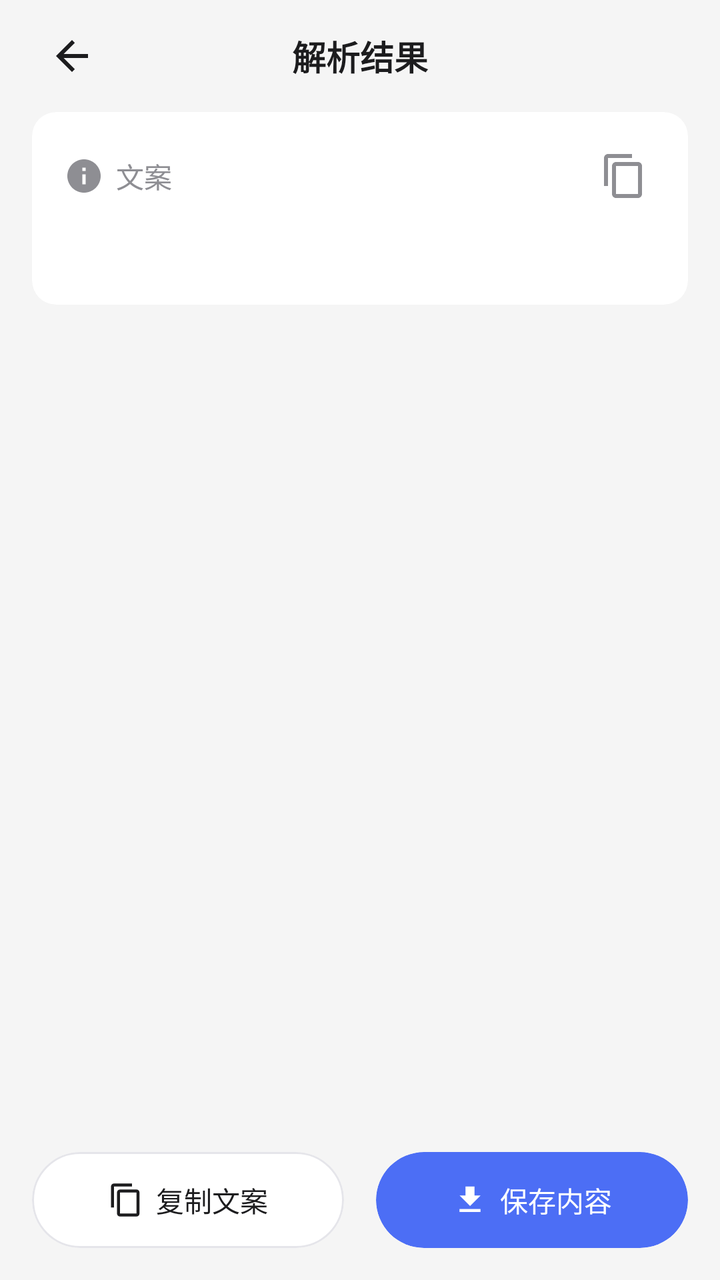
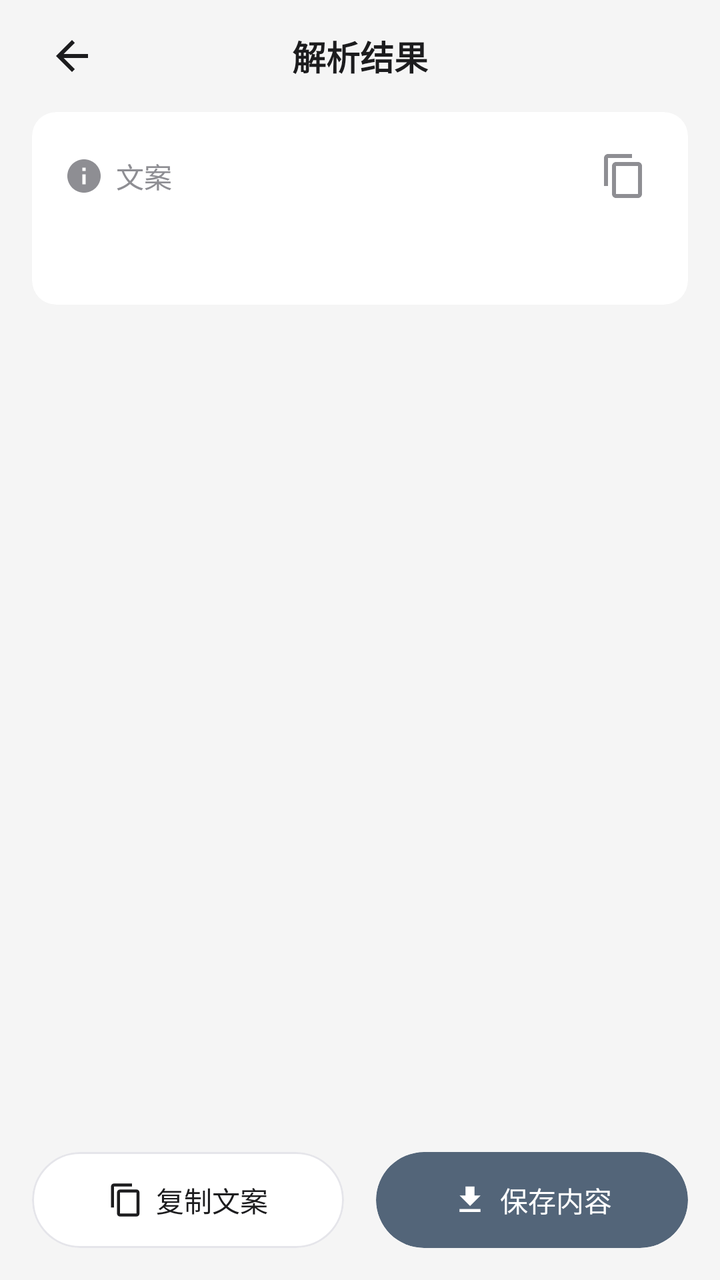

Compare the two renders of this Android layout. The source of the first and the diff that turns it into the second are given below.
<!-- AndroidManifest.xml: application theme Theme.YunoTools -->
<!-- res/layout/activity_image_set_result.xml -->
<?xml version="1.0" encoding="utf-8"?>
<LinearLayout xmlns:android="http://schemas.android.com/apk/res/android"
    xmlns:app="http://schemas.android.com/apk/res-auto"
    android:layout_width="match_parent"
    android:layout_height="match_parent"
    android:orientation="vertical"
    android:background="#F5F5F5">

    
    <LinearLayout
        android:layout_width="match_parent"
        android:layout_height="56dp"
        android:gravity="center_vertical"
        android:orientation="horizontal"
        android:paddingHorizontal="16dp"
        android:background="#F5F5F5">

        <ImageButton
            android:id="@+id/btnBack"
            android:layout_width="40dp"
            android:layout_height="40dp"
            android:background="?attr/selectableItemBackgroundBorderless"
            android:src="@drawable/ic_back"
            app:tint="#1C1C1E" />

        <TextView
            android:layout_width="0dp"
            android:layout_height="wrap_content"
            android:layout_weight="1"
            android:gravity="center"
            android:text="解析结果"
            android:textColor="#1C1C1E"
            android:textSize="17sp"
            android:textStyle="bold" />

        <View
            android:layout_width="40dp"
            android:layout_height="40dp" />
    </LinearLayout>

    <androidx.core.widget.NestedScrollView
        android:layout_width="match_parent"
        android:layout_height="0dp"
        android:layout_weight="1"
        android:fillViewport="true"
        android:overScrollMode="never">

        <LinearLayout
            android:layout_width="match_parent"
            android:layout_height="wrap_content"
            android:orientation="vertical"
            android:paddingHorizontal="16dp"
            android:paddingBottom="24dp">

            
            <com.google.android.material.card.MaterialCardView
                android:layout_width="match_parent"
                android:layout_height="wrap_content"
                android:layout_marginBottom="16dp"
                app:cardBackgroundColor="@android:color/white"
                app:cardCornerRadius="12dp"
                app:cardElevation="0dp"
                app:strokeWidth="0dp">

                <LinearLayout
                    android:layout_width="match_parent"
                    android:layout_height="wrap_content"
                    android:orientation="vertical"
                    android:padding="16dp">

                    <LinearLayout
                        android:layout_width="match_parent"
                        android:layout_height="wrap_content"
                        android:gravity="center_vertical"
                        android:orientation="horizontal">

                        <ImageView
                            android:layout_width="20dp"
                            android:layout_height="20dp"
                            android:src="@drawable/ic_info"
                            app:tint="#8E8E93" />

                        <TextView
                            android:layout_width="0dp"
                            android:layout_height="wrap_content"
                            android:layout_weight="1"
                            android:layout_marginStart="6dp"
                            android:text="文案"
                            android:textColor="#8E8E93"
                            android:textSize="14sp" />

                        <ImageButton
                            android:id="@+id/btnCopyContent"
                            android:layout_width="32dp"
                            android:layout_height="32dp"
                            android:background="?attr/selectableItemBackgroundBorderless"
                            android:src="@drawable/ic_copy"
                            app:tint="#8E8E93" />
                    </LinearLayout>

                    <TextView
                        android:id="@+id/tvContent"
                        android:layout_width="match_parent"
                        android:layout_height="wrap_content"
                        android:layout_marginTop="12dp"
                        android:text=""
                        android:textColor="#1C1C1E"
                        android:textSize="15sp"
                        android:lineSpacingMultiplier="1.3" />
                </LinearLayout>
            </com.google.android.material.card.MaterialCardView>

            
            <androidx.recyclerview.widget.RecyclerView
                android:id="@+id/rvImages"
                android:layout_width="match_parent"
                android:layout_height="wrap_content"
                android:overScrollMode="never" />
        </LinearLayout>
    </androidx.core.widget.NestedScrollView>

    
    <LinearLayout
        android:layout_width="match_parent"
        android:layout_height="wrap_content"
        android:orientation="horizontal"
        android:padding="16dp"
        android:background="#F5F5F5">

        <com.google.android.material.card.MaterialCardView
            android:id="@+id/btnCopyText"
            android:layout_width="0dp"
            android:layout_height="48dp"
            android:layout_weight="1"
            android:layout_marginEnd="8dp"
            app:cardBackgroundColor="@android:color/white"
            app:cardCornerRadius="24dp"
            app:cardElevation="0dp"
            app:strokeColor="#E5E5EA"
            app:strokeWidth="1dp">

            <LinearLayout
                android:layout_width="match_parent"
                android:layout_height="match_parent"
                android:gravity="center"
                android:orientation="horizontal">

                <ImageView
                    android:layout_width="18dp"
                    android:layout_height="18dp"
                    android:src="@drawable/ic_copy"
                    app:tint="#1C1C1E" />

                <TextView
                    android:layout_width="wrap_content"
                    android:layout_height="wrap_content"
                    android:layout_marginStart="6dp"
                    android:text="复制文案"
                    android:textColor="#1C1C1E"
                    android:textSize="14sp" />
            </LinearLayout>
        </com.google.android.material.card.MaterialCardView>

        <com.google.android.material.card.MaterialCardView
            android:id="@+id/btnSaveContent"
            android:layout_width="0dp"
            android:layout_height="48dp"
            android:layout_weight="1"
            android:layout_marginStart="8dp"
            app:cardBackgroundColor="#4C6EF5"
            app:cardCornerRadius="24dp"
            app:cardElevation="0dp"
            app:strokeWidth="0dp">

            <LinearLayout
                android:layout_width="match_parent"
                android:layout_height="match_parent"
                android:gravity="center"
                android:orientation="horizontal">

                <ImageView
                    android:layout_width="18dp"
                    android:layout_height="18dp"
                    android:src="@drawable/ic_download"
                    app:tint="@android:color/white" />

                <TextView
                    android:layout_width="wrap_content"
                    android:layout_height="wrap_content"
                    android:layout_marginStart="6dp"
                    android:text="保存内容"
                    android:textColor="@android:color/white"
                    android:textSize="14sp" />
            </LinearLayout>
        </com.google.android.material.card.MaterialCardView>
    </LinearLayout>
</LinearLayout>
<!-- resources referenced by this layout -->
<resources>
  <!-- drawable ic_back (drawable) -->
  <vector xmlns:android="http://schemas.android.com/apk/res/android"
      android:width="24dp"
      android:height="24dp"
      android:viewportWidth="24"
      android:viewportHeight="24">
      <path
          android:fillColor="#000000"
          android:pathData="M20,11H7.83l5.59,-5.59L12,4l-8,8 8,8 1.41,-1.41L7.83,13H20v-2z" />
  </vector>
  <!-- drawable ic_copy (drawable) -->
  <vector xmlns:android="http://schemas.android.com/apk/res/android"
      android:width="24dp"
      android:height="24dp"
      android:viewportWidth="24"
      android:viewportHeight="24">
      <path
          android:fillColor="#000000"
          android:pathData="M16,1H4C2.9,1 2,1.9 2,3v14h2V3h12V1zM19,5H8C6.9,5 6,5.9 6,7v14c0,1.1 0.9,2 2,2h11c1.1,0 2,-0.9 2,-2V7C21,5.9 20.1,5 19,5zM19,21H8V7h11V21z" />
  </vector>
  <!-- drawable ic_download (drawable) -->
  <vector xmlns:android="http://schemas.android.com/apk/res/android"
      android:width="24dp"
      android:height="24dp"
      android:viewportWidth="24"
      android:viewportHeight="24">
      <path
          android:fillColor="#000000"
          android:pathData="M19,9h-4V3H9v6H5l7,7 7,-7zM5,18v2h14v-2H5z" />
  </vector>
  <!-- drawable ic_info (drawable) -->
  <?xml version="1.0" encoding="utf-8"?>
  <vector xmlns:android="http://schemas.android.com/apk/res/android"
      android:width="24dp"
      android:height="24dp"
      android:viewportWidth="24"
      android:viewportHeight="24">
      <path
          android:fillColor="#8E8E93"
          android:pathData="M12,2C6.48,2 2,6.48 2,12s4.48,10 10,10 10,-4.48 10,-10S17.52,2 12,2zM13,17h-2v-6h2v6zM13,9h-2V7h2v2z" />
  </vector>
  <style name="Theme.YunoTools" parent="Theme.Material3.Light.NoActionBar">
          <item name="colorPrimary">@color/primary</item>
          <item name="colorPrimaryDark">@color/primary_dark</item>
          <item name="colorAccent">@color/accent</item>
          <item name="android:statusBarColor">#F2F2F7</item>
          <item name="android:windowLightStatusBar">true</item>
          <item name="android:navigationBarColor">@android:color/white</item>
          <item name="android:windowLightNavigationBar">true</item>
      </style>
  <color name="primary">#007AFF</color>
  <color name="primary_dark">#0062CC</color>
  <color name="accent">#34C759</color>
</resources>

<!-- the commit's change to res/layout/activity_image_set_result.xml (unified diff, before → after) -->
@@ -123,9 +123,50 @@
     <LinearLayout
         android:layout_width="match_parent"
         android:layout_height="wrap_content"
-        android:orientation="horizontal"
-        android:padding="16dp"
+        android:orientation="vertical"
+        android:paddingHorizontal="16dp"
+        android:paddingTop="10dp"
+        android:paddingBottom="16dp"
         android:background="#F5F5F5">
+        <LinearLayout
+            android:id="@+id/downloadProgressPanel"
+            android:layout_width="match_parent"
+            android:layout_height="wrap_content"
+            android:orientation="vertical"
+            android:visibility="gone"
+            android:paddingBottom="10dp">
+            <LinearLayout
+                android:layout_width="match_parent"
+                android:layout_height="wrap_content"
+                android:gravity="center_vertical">
+                <TextView
+                    android:id="@+id/tvDownloadStatus"
+                    android:layout_width="0dp"
+                    android:layout_height="wrap_content"
+                    android:layout_weight="1"
+                    android:textColor="#536579"
+                    android:textSize="13sp" />
+                <TextView
+                    android:id="@+id/tvDownloadPercent"
+                    android:layout_width="wrap_content"
+                    android:layout_height="wrap_content"
+                    android:textColor="#536579"
+                    android:textSize="13sp"
+                    android:textStyle="bold" />
+            </LinearLayout>
+            <ProgressBar
+                android:id="@+id/downloadProgress"
+                style="?android:attr/progressBarStyleHorizontal"
+                android:layout_width="match_parent"
+                android:layout_height="8dp"
+                android:layout_marginTop="7dp"
+                android:max="100"
+                android:progressDrawable="@drawable/bg_download_progress" />
+        </LinearLayout>
+        <LinearLayout
+            android:layout_width="match_parent"
+            android:layout_height="wrap_content"
+            android:orientation="horizontal">
 
         <com.google.android.material.card.MaterialCardView
             android:id="@+id/btnCopyText"
@@ -167,7 +208,7 @@
             android:layout_height="48dp"
             android:layout_weight="1"
             android:layout_marginStart="8dp"
-            app:cardBackgroundColor="#4C6EF5"
+            app:cardBackgroundColor="#536579"
             app:cardCornerRadius="24dp"
             app:cardElevation="0dp"
             app:strokeWidth="0dp">
@@ -191,7 +232,8 @@
                     android:text="保存内容"
                     android:textColor="@android:color/white"
                     android:textSize="14sp" />
-            </LinearLayout>
-        </com.google.android.material.card.MaterialCardView>
-    </LinearLayout>
+                </LinearLayout>
+            </com.google.android.material.card.MaterialCardView>
+        </LinearLayout>
 </LinearLayout>
+</LinearLayout>
<!-- resource entries referenced after the edit -->
@@ -1,5 +1,23 @@
 <!-- resources referenced by this layout -->
 <resources>
+  <!-- drawable bg_download_progress (drawable) -->
+  <?xml version="1.0" encoding="utf-8"?>
+  <layer-list xmlns:android="http://schemas.android.com/apk/res/android">
+      <item>
+          <shape android:shape="rectangle">
+              <solid android:color="#E4E8ED" />
+              <corners android:radius="6dp" />
+          </shape>
+      </item>
+      <item android:id="@android:id/progress">
+          <clip>
+              <shape android:shape="rectangle">
+                  <solid android:color="#71859A" />
+                  <corners android:radius="6dp" />
+              </shape>
+          </clip>
+      </item>
+  </layer-list>
   <!-- drawable ic_back (drawable) -->
   <vector xmlns:android="http://schemas.android.com/apk/res/android"
       android:width="24dp"
@@ -50,8 +68,8 @@
           <item name="android:navigationBarColor">@android:color/white</item>
           <item name="android:windowLightNavigationBar">true</item>
       </style>
-  <color name="primary">#007AFF</color>
-  <color name="primary_dark">#0062CC</color>
-  <color name="accent">#34C759</color>
+  <color name="primary">#536579</color>
+  <color name="primary_dark">#405365</color>
+  <color name="accent">#71859A</color>
 </resources>
 
